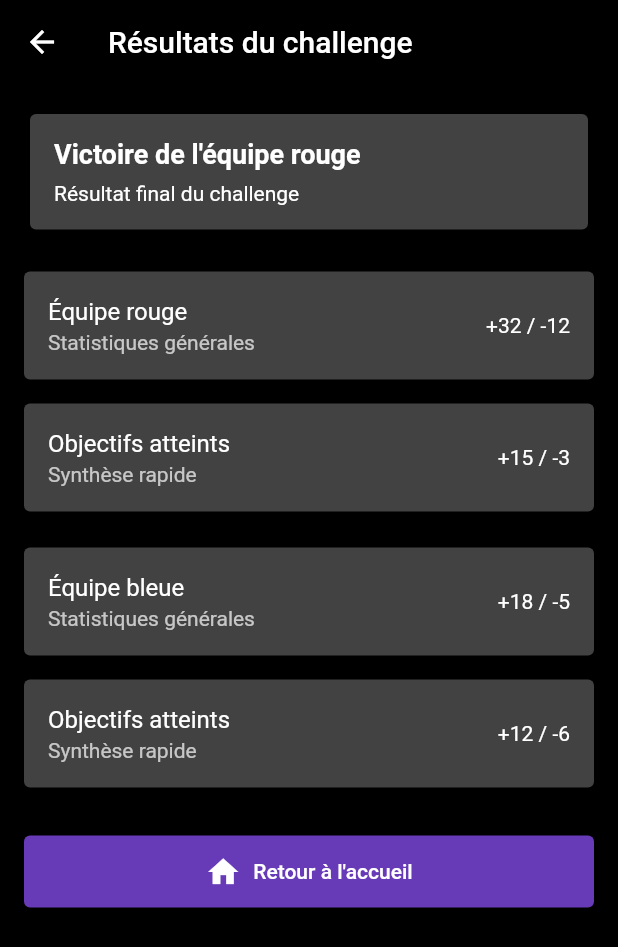
After one commit to Tom-Dln/mds-tomd-pictioniary, a Flutter app: the ChallengeResultScreen screen opened directly, on a phone screen of 412 x 824 dp. The commit adds this screen. Shown: the top 947 px of the screen. Run offline on Flutter 3.47's test engine with Material 3 defaults, Android fonts, the phone set to English and light mode, and no system bars; our stand-ins replace jwt_decoder, shared_preferences, timer_count_down, toggle_switch; missing offline and left inert: qr_code_scanner; accounts and stored records are empty.

Commit message:
UXUI Amélioré, Corrections

```diff
--- /dev/null
+++ b/lib/pages/challenge_result.dart
@@ -0,0 +1,117 @@
+import 'package:flutter/material.dart';
+
+import 'challenge_recap.dart';
+
+class ChallengeResultScreen extends StatelessWidget {
+  const ChallengeResultScreen({super.key});
+
+  static final List<_TeamResult> _redTeamStats = [
+    const _TeamResult(
+      title: 'Équipe rouge',
+      score: '+32 / -12',
+      details: 'Statistiques générales',
+    ),
+    const _TeamResult(
+      title: 'Objectifs atteints',
+      score: '+15 / -3',
+      details: 'Synthèse rapide',
+    ),
+  ];
+
+  static final List<_TeamResult> _blueTeamStats = [
+    const _TeamResult(
+      title: 'Équipe bleue',
+      score: '+18 / -5',
+      details: 'Statistiques générales',
+    ),
+    const _TeamResult(
+      title: 'Objectifs atteints',
+      score: '+12 / -6',
+      details: 'Synthèse rapide',
+    ),
+  ];
+
+  @override
+  Widget build(BuildContext context) {
+    return Scaffold(
+      appBar: AppBar(
+        title: const Text('Résultats du challenge'),
+      ),
+      body: ListView(
+        padding: const EdgeInsets.all(16),
+        children: [
+          const _SummaryCard(),
+          const SizedBox(height: 16),
+          ..._redTeamStats.map((stat) => _TeamResultCard(stat: stat)),
+          const SizedBox(height: 8),
+          ..._blueTeamStats.map((stat) => _TeamResultCard(stat: stat)),
+          const SizedBox(height: 24),
+          ElevatedButton.icon(
+            onPressed: () => Navigator.pop(context),
+            icon: const Icon(Icons.home),
+            label: const Text('Retour à l\'accueil'),
+          ),
+        ],
+      ),
+    );
+  }
+}
+
+class _SummaryCard extends StatelessWidget {
+  const _SummaryCard();
+
+  @override
+  Widget build(BuildContext context) {
+    return Card(
+      child: Padding(
+        padding: const EdgeInsets.all(16),
+        child: Column(
+          crossAxisAlignment: CrossAxisAlignment.start,
+          children: const [
+            Text(
+              'Victoire de l\'équipe rouge',
+              style: TextStyle(fontSize: 18, fontWeight: FontWeight.w600),
+            ),
+            SizedBox(height: 8),
+            Text('Résultat final du challenge'),
+          ],
+        ),
+      ),
+    );
+  }
+}
+
+class _TeamResultCard extends StatelessWidget {
+  const _TeamResultCard({required this.stat});
+
+  final _TeamResult stat;
+
+  @override
+  Widget build(BuildContext context) {
+    return Card(
+      margin: const EdgeInsets.symmetric(vertical: 8),
+      child: ListTile(
+        title: Text(stat.title),
+        subtitle: Text(stat.details),
+        trailing: Text(stat.score),
+        onTap: () {
+          Navigator.of(context).push(
+            MaterialPageRoute(builder: (_) => const ChallengeRecapScreen()),
+          );
+        },
+      ),
+    );
+  }
+}
+
+class _TeamResult {
+  const _TeamResult({
+    required this.title,
+    required this.score,
+    required this.details,
+  });
+
+  final String title;
+  final String score;
+  final String details;
+}
```
Also changed, not shown: lib/pages/challenge_input.dart (+7 -0 lines), lib/pages/challenge_proposal.dart (added, +379 -0 lines), lib/pages/challenge_recap.dart (added, +17 -0 lines), lib/pages/challenge_show.dart (+26 -0 lines).
